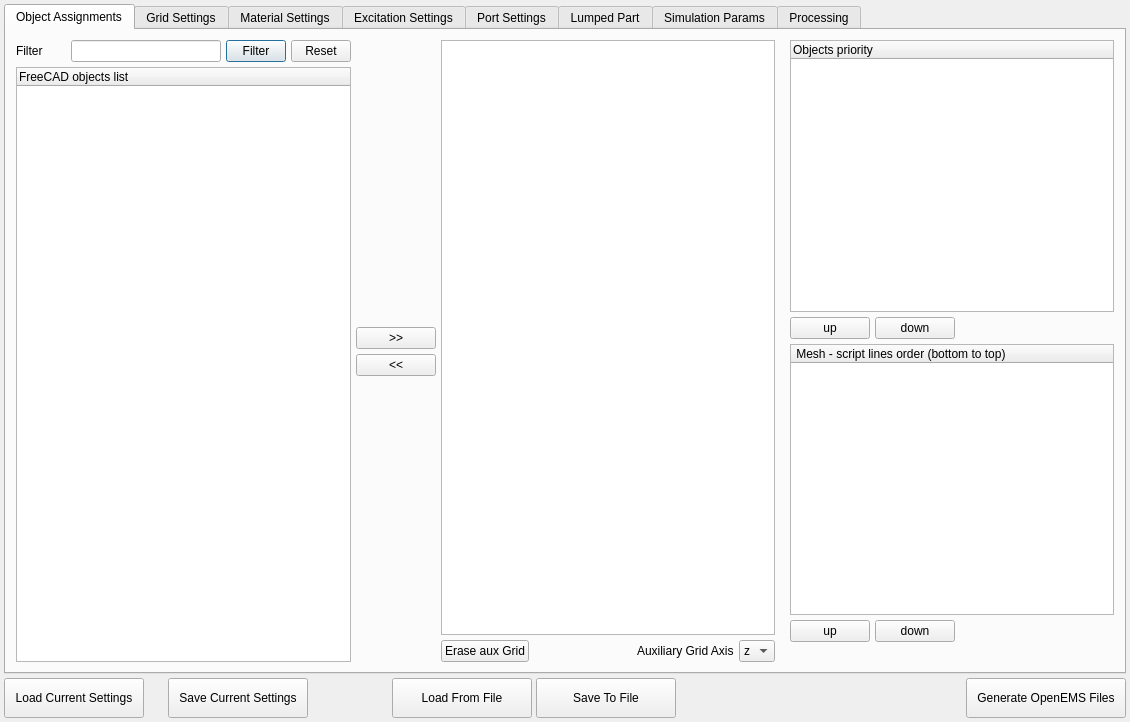
Qt form ui/dialog.ui (LubomirJagos/FreeCAD-OpenEMS-Export) before a commit.
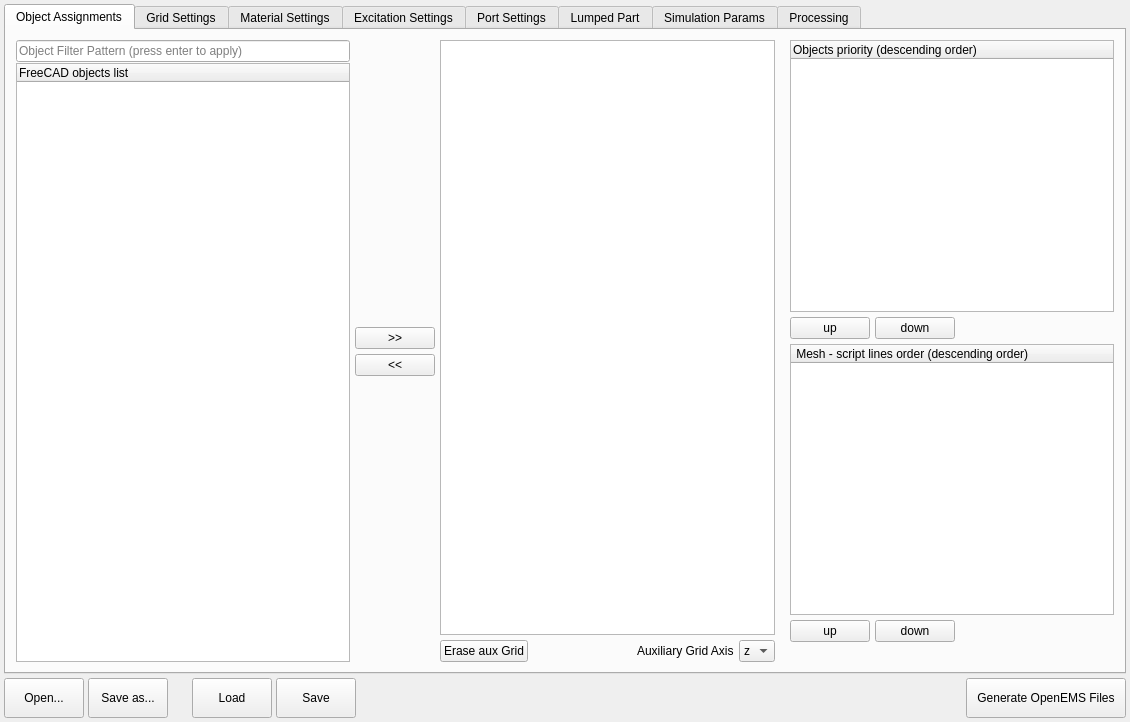
The same form after that commit.

Commit message:
solve filter field problem (returnPressed captured by dialog button)
- turn QDialog into QWidget (removes default button event capturing issue, but also sheds finished signal)
- closeEvent() needed, but not available unless inheriting from and overriding the export form class method
- "workaround": turn wrapper class into QObject, call self.form.installEventFilter(self)

Remove "Filter" label, "Filter" and "Reset" buttons to streamline the UI. Use placeholderHint text instead.

Diff of the .ui file:
```diff
--- a/ui/dialog.ui
+++ b/ui/dialog.ui
@@ -1,7 +1,7 @@
 <?xml version="1.0" encoding="UTF-8"?>
 <ui version="4.0">
  <class>FreeCADopenEMSPlugin</class>
- <widget class="QDialog" name="FreeCADopenEMSPlugin">
+ <widget class="QWidget" name="FreeCADopenEMSPlugin">
   <property name="geometry">
    <rect>
     <x>0</x>
@@ -104,6 +104,9 @@
              </property>
              <item>
               <layout class="QVBoxLayout" name="verticalLayout_2">
+               <property name="spacing">
+                <number>1</number>
+               </property>
                <property name="leftMargin">
                 <number>0</number>
                </property>
@@ -117,84 +120,26 @@
                 <number>0</number>
                </property>
                <item>
-                <layout class="QHBoxLayout" name="horizontalLayout_5">
-                 <property name="leftMargin">
-                  <number>0</number>
+                <widget class="QLineEdit" name="objectAssignmentFilterLeft">
+                 <property name="sizePolicy">
+                  <sizepolicy hsizetype="Minimum" vsizetype="Fixed">
+                   <horstretch>0</horstretch>
+                   <verstretch>0</verstretch>
+                  </sizepolicy>
                  </property>
-                 <property name="topMargin">
-                  <number>0</number>
+                 <property name="minimumSize">
+                  <size>
+                   <width>150</width>
+                   <height>0</height>
+                  </size>
                  </property>
-                 <property name="rightMargin">
-                  <number>0</number>
+                 <property name="toolTip">
+                  <string>&lt;html&gt;&lt;head/&gt;&lt;body&gt;&lt;p&gt;FreeCAD object names must match this pattern.&lt;/p&gt;&lt;p&gt;Empty: list all items.&lt;/p&gt;&lt;p&gt;Also supports regex: port.*y will match portXY, portYZ, ...&lt;/p&gt;&lt;/body&gt;&lt;/html&gt;</string>
                  </property>
-                 <property name="bottomMargin">
-                  <number>0</number>
+                 <property name="placeholderText">
+                  <string>Object Filter Pattern (press enter to apply)</string>
                  </property>
-                 <item>
-                  <widget class="QLabel" name="label_28">
-                   <property name="sizePolicy">
-                    <sizepolicy hsizetype="Minimum" vsizetype="Preferred">
-                     <horstretch>0</horstretch>
-                     <verstretch>0</verstretch>
-                    </sizepolicy>
-                   </property>
-                   <property name="minimumSize">
-                    <size>
-                     <width>50</width>
-                     <height>0</height>
-                    </size>
-                   </property>
-                   <property name="text">
-                    <string>Filter</string>
-                   </property>
-                  </widget>
-                 </item>
-                 <item>
-                  <widget class="QLineEdit" name="objectAssignmentFilterLeft">
-                   <property name="sizePolicy">
-                    <sizepolicy hsizetype="Minimum" vsizetype="Fixed">
-                     <horstretch>0</horstretch>
-                     <verstretch>0</verstretch>
-                    </sizepolicy>
-                   </property>
-                   <property name="minimumSize">
-                    <size>
-                     <width>150</width>
-                     <height>0</height>
-                    </size>
-                   </property>
-                   <property name="toolTip">
-                    <string>&lt;html&gt;&lt;head/&gt;&lt;body&gt;&lt;p&gt;FreeCAD object names must match this pattern.&lt;/p&gt;&lt;p&gt;Empty: list all items.&lt;/p&gt;&lt;p&gt;Also supports regex: port.*y will match portXY, portYZ, ...&lt;/p&gt;&lt;/body&gt;&lt;/html&gt;</string>
-                   </property>
-                  </widget>
-                 </item>
-                 <item>
-                  <widget class="QPushButton" name="objectAssignmentFilterLeftButton">
-                   <property name="maximumSize">
-                    <size>
-                     <width>60</width>
-                     <height>16777215</height>
-                    </size>
-                   </property>
-                   <property name="text">
-                    <string>Filter</string>
-                   </property>
-                  </widget>
-                 </item>
-                 <item>
-                  <widget class="QPushButton" name="objectAssignmentFilterResetLeftButton">
-                   <property name="maximumSize">
-                    <size>
-                     <width>60</width>
-                     <height>16777215</height>
-                    </size>
-                   </property>
-                   <property name="text">
-                    <string>Reset</string>
-                   </property>
-                  </widget>
-                 </item>
-                </layout>
+                </widget>
                </item>
                <item>
                 <widget class="QTreeWidget" name="objectAssignmentLeftTreeWidget">
@@ -382,7 +327,7 @@
                </attribute>
                <column>
                 <property name="text">
-                 <string notr="true">Objects priority</string>
+                 <string notr="true">Objects priority (descending order)</string>
                 </property>
                </column>
               </widget>
@@ -437,7 +382,7 @@
                </attribute>
                <column>
                 <property name="text">
-                 <string notr="true"> Mesh - script lines order (bottom to top)</string>
+                 <string notr="true"> Mesh - script lines order (descending order)</string>
                 </property>
                </column>
               </widget>
@@ -3403,7 +3348,7 @@
           <number>0</number>
          </property>
          <item>
-          <widget class="QPushButton" name="loadCurrentSettingsButton">
+          <widget class="QPushButton" name="loadFromFileSettingsButton">
            <property name="enabled">
             <bool>true</bool>
            </property>
@@ -3415,15 +3360,52 @@
            </property>
            <property name="minimumSize">
             <size>
-             <width>140</width>
+             <width>80</width>
              <height>40</height>
             </size>
            </property>
+           <property name="maximumSize">
+            <size>
+             <width>80</width>
+             <height>16777215</height>
+            </size>
+           </property>
            <property name="toolTip">
             <string>&lt;html&gt;&lt;head/&gt;&lt;body&gt;&lt;p&gt;Load FreeCAD-OpenEMS Export configuration from &amp;lt;project filename&amp;gt;_settings.ini if it exists.&lt;/p&gt;&lt;p&gt;Any changes made will be discarded.&lt;/p&gt;&lt;/body&gt;&lt;/html&gt;</string>
            </property>
            <property name="text">
-            <string>Load Current Settings</string>
+            <string>Open...</string>
+           </property>
+          </widget>
+         </item>
+         <item>
+          <widget class="QPushButton" name="saveToFileSettingsButton">
+           <property name="enabled">
+            <bool>true</bool>
+           </property>
+           <property name="sizePolicy">
+            <sizepolicy hsizetype="Minimum" vsizetype="Minimum">
+             <horstretch>0</horstretch>
+             <verstretch>0</verstretch>
+            </sizepolicy>
+           </property>
+           <property name="minimumSize">
+            <size>
+             <width>80</width>
+             <height>40</height>
+            </size>
+           </property>
+           <property name="maximumSize">
+            <size>
+             <width>80</width>
+             <height>16777215</height>
+            </size>
+           </property>
+           <property name="toolTip">
+            <string>&lt;html&gt;&lt;head/&gt;&lt;body&gt;&lt;p&gt;Load FreeCAD-OpenEMS Export configuration from &amp;lt;project filename&amp;gt;_settings.ini if it exists.&lt;/p&gt;&lt;p&gt;Any changes made will be discarded.&lt;/p&gt;&lt;/body&gt;&lt;/html&gt;</string>
+           </property>
+           <property name="text">
+            <string>Save as...</string>
            </property>
           </widget>
          </item>
@@ -3433,7 +3415,7 @@
             <enum>Qt::Horizontal</enum>
            </property>
            <property name="sizeType">
-            <enum>QSizePolicy::Preferred</enum>
+            <enum>QSizePolicy::Maximum</enum>
            </property>
            <property name="sizeHint" stdset="0">
             <size>
@@ -3443,6 +3425,37 @@
            </property>
           </spacer>
          </item>
+         <item>
+          <widget class="QPushButton" name="loadCurrentSettingsButton">
+           <property name="enabled">
+            <bool>true</bool>
+           </property>
+           <property name="sizePolicy">
+            <sizepolicy hsizetype="Minimum" vsizetype="Minimum">
+             <horstretch>0</horstretch>
+             <verstretch>0</verstretch>
+            </sizepolicy>
+           </property>
+           <property name="minimumSize">
+            <size>
+             <width>80</width>
+             <height>40</height>
+            </size>
+           </property>
+           <property name="maximumSize">
+            <size>
+             <width>80</width>
+             <height>16777215</height>
+            </size>
+           </property>
+           <property name="toolTip">
+            <string>&lt;html&gt;&lt;head/&gt;&lt;body&gt;&lt;p&gt;Load FreeCAD-OpenEMS Export configuration from &amp;lt;project filename&amp;gt;_settings.ini if it exists.&lt;/p&gt;&lt;p&gt;Any changes made will be discarded.&lt;/p&gt;&lt;/body&gt;&lt;/html&gt;</string>
+           </property>
+           <property name="text">
+            <string>Load</string>
+           </property>
+          </widget>
+         </item>
          <item>
           <widget class="QPushButton" name="saveCurrentSettingsButton">
            <property name="enabled">
@@ -3456,81 +3469,21 @@
            </property>
            <property name="minimumSize">
             <size>
-             <width>140</width>
+             <width>80</width>
              <height>40</height>
             </size>
            </property>
+           <property name="maximumSize">
+            <size>
+             <width>80</width>
+             <height>16777215</height>
+            </size>
+           </property>
            <property name="toolTip">
             <string>&lt;html&gt;&lt;head/&gt;&lt;body&gt;&lt;p&gt;Save current settings to &amp;lt;project filename&amp;gt;_settings.ini. &lt;/p&gt;&lt;p&gt;The existing .ini file will be overwritten, external changes will be lost.&lt;/p&gt;&lt;/body&gt;&lt;/html&gt;</string>
            </property>
            <property name="text">
-            <string>Save Current Settings</string>
-           </property>
-          </widget>
-         </item>
-         <item>
-          <spacer name="horizontalSpacer_18">
-           <property name="orientation">
-            <enum>Qt::Horizontal</enum>
-           </property>
-           <property name="sizeType">
-            <enum>QSizePolicy::Preferred</enum>
-           </property>
-           <property name="sizeHint" stdset="0">
-            <size>
-             <width>80</width>
-             <height>20</height>
-            </size>
-           </property>
-          </spacer>
-         </item>
-         <item>
-          <widget class="QPushButton" name="loadFromFileSettingsButton">
-           <property name="enabled">
-            <bool>true</bool>
-           </property>
-           <property name="sizePolicy">
-            <sizepolicy hsizetype="Minimum" vsizetype="Minimum">
-             <horstretch>0</horstretch>
-             <verstretch>0</verstretch>
-            </sizepolicy>
-           </property>
-           <property name="minimumSize">
-            <size>
-             <width>140</width>
-             <height>40</height>
-            </size>
-           </property>
-           <property name="toolTip">
-            <string>&lt;html&gt;&lt;head/&gt;&lt;body&gt;&lt;p&gt;Load FreeCAD-OpenEMS Export configuration from &amp;lt;project filename&amp;gt;_settings.ini if it exists.&lt;/p&gt;&lt;p&gt;Any changes made will be discarded.&lt;/p&gt;&lt;/body&gt;&lt;/html&gt;</string>
-           </property>
-           <property name="text">
-            <string>Load From File</string>
-           </property>
-          </widget>
-         </item>
-         <item>
-          <widget class="QPushButton" name="saveToFileSettingsButton">
-           <property name="enabled">
-            <bool>true</bool>
-           </property>
-           <property name="sizePolicy">
-            <sizepolicy hsizetype="Minimum" vsizetype="Minimum">
-             <horstretch>0</horstretch>
-             <verstretch>0</verstretch>
-            </sizepolicy>
-           </property>
-           <property name="minimumSize">
-            <size>
-             <width>140</width>
-             <height>40</height>
-            </size>
-           </property>
-           <property name="toolTip">
-            <string>&lt;html&gt;&lt;head/&gt;&lt;body&gt;&lt;p&gt;Load FreeCAD-OpenEMS Export configuration from &amp;lt;project filename&amp;gt;_settings.ini if it exists.&lt;/p&gt;&lt;p&gt;Any changes made will be discarded.&lt;/p&gt;&lt;/body&gt;&lt;/html&gt;</string>
-           </property>
-           <property name="text">
-            <string>Save To File</string>
+            <string>Save</string>
            </property>
           </widget>
          </item>
@@ -3539,6 +3492,9 @@
            <property name="orientation">
             <enum>Qt::Horizontal</enum>
            </property>
+           <property name="sizeType">
+            <enum>QSizePolicy::MinimumExpanding</enum>
+           </property>
            <property name="sizeHint" stdset="0">
             <size>
              <width>40</width>
```
Left out of the diff: 8 changed lines with no effect on the pictures. The commit also changes 2 other files.
